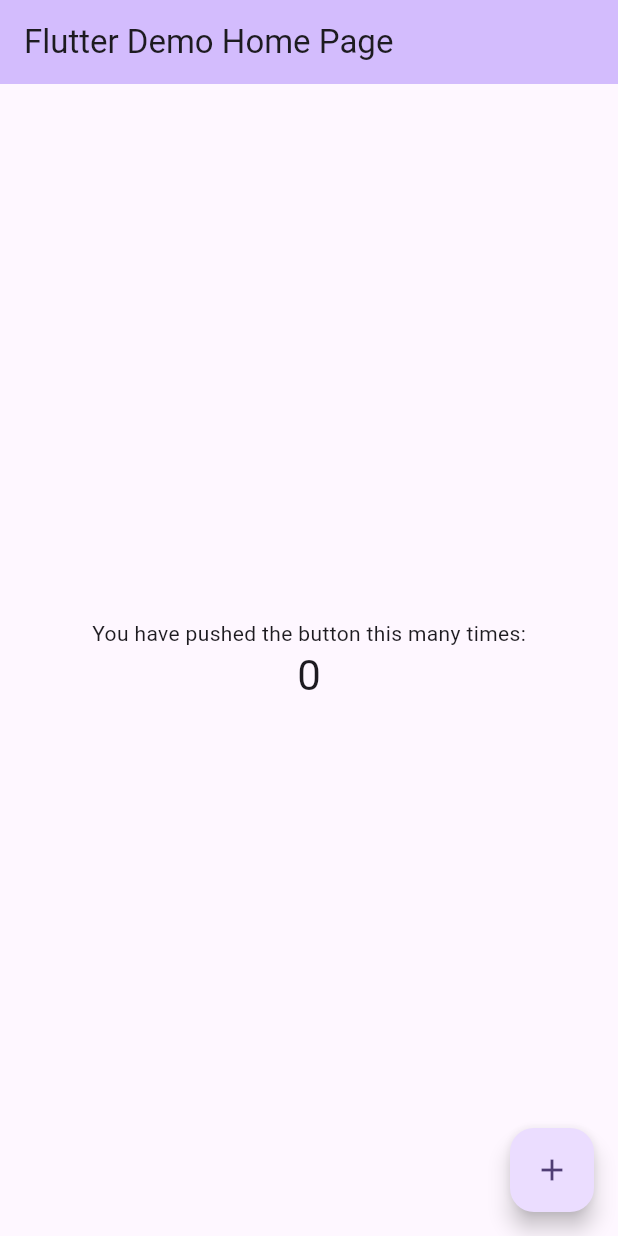
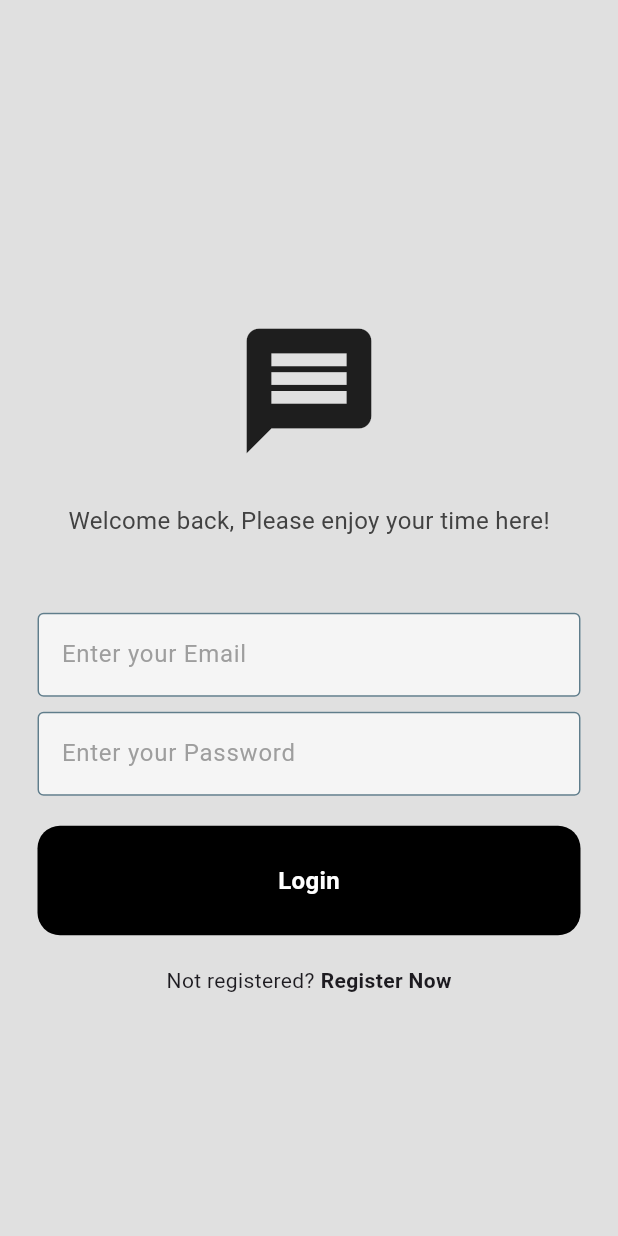
Before and after one commit to KRSL367/Flutter-Chat-System, a Flutter app: the screen it shows after launch, on a phone screen of 412 x 824 dp. Run offline on Flutter 3.47's test engine with Material 3 defaults, Android fonts, the phone set to English and light mode, and no system bars; our stand-ins replace firebase_core; accounts and stored records are empty.

Commit message:
Firebase connected to the app

```diff
--- /dev/null
+++ b/chat_system_firebase/lib/components/my_button.dart
@@ -0,0 +1,26 @@
+import 'package:flutter/material.dart';
+
+class MyButton extends StatelessWidget {
+  final void Function()? onTap;
+  final String text;
+  const MyButton({super.key, required this.onTap, required this.text});
+
+  @override
+  Widget build(BuildContext context) {
+    return GestureDetector(
+      onTap: onTap,
+      child: Container(
+        padding: EdgeInsets.all(25),
+        decoration: BoxDecoration(
+            color: Colors.black, borderRadius: BorderRadius.circular(15)),
+        child: Center(
+          child: Text(
+            text,
+            style: TextStyle(
+                color: Colors.white, fontWeight: FontWeight.bold, fontSize: 16),
+          ),
+        ),
+      ),
+    );
+  }
+}
--- /dev/null
+++ b/chat_system_firebase/lib/components/my_text_field.dart
@@ -0,0 +1,32 @@
+import 'package:flutter/material.dart';
+
+class MyTextField extends StatelessWidget {
+  final TextEditingController controller;
+  final String hinttext;
+  final bool obscuretext;
+
+  const MyTextField(
+      {super.key,
+      required this.controller,
+      required this.hinttext,
+      required this.obscuretext});
+
+  @override
+  Widget build(BuildContext context) {
+    return TextField(
+      controller: controller,
+      obscureText: obscuretext,
+      decoration: InputDecoration(
+          enabledBorder: OutlineInputBorder(
+            borderSide: BorderSide(color: Colors.blueGrey),
+          ),
+          focusedBorder: OutlineInputBorder(
+            borderSide: BorderSide(color: Colors.white),
+          ),
+          fillColor: Colors.grey[100],
+          filled: true,
+          hintText: hinttext,
+          hintStyle: const TextStyle(color: Colors.grey)),
+    );
+  }
+}
--- a/chat_system_firebase/lib/main.dart
+++ b/chat_system_firebase/lib/main.dart
@@ -1,6 +1,15 @@
+import 'package:chat_system_firebase/firebase_options.dart';
+import 'package:chat_system_firebase/pages/loginpage.dart';
+import 'package:chat_system_firebase/pages/registerpage.dart';
+import 'package:chat_system_firebase/services/auth/login_or_register.dart';
+import 'package:firebase_core/firebase_core.dart';
 import 'package:flutter/material.dart';
 
-void main() {
+void main() async {
+  WidgetsFlutterBinding.ensureInitialized();
+  await Firebase.initializeApp(
+    options: DefaultFirebaseOptions.currentPlatform,
+  );
   runApp(const MyApp());
 }
 
@@ -10,116 +19,9 @@
   // This widget is the root of your application.
   @override
   Widget build(BuildContext context) {
-    return MaterialApp(
-      title: 'Flutter Demo',
-      theme: ThemeData(
-        // This is the theme of your application.
-        //
-        // TRY THIS: Try running your application with "flutter run". You'll see
-        // the application has a purple toolbar. Then, without quitting the app,
-        // try changing the seedColor in the colorScheme below to Colors.green
-        // and then invoke "hot reload" (save your changes or press the "hot
-        // reload" button in a Flutter-supported IDE, or press "r" if you used
-        // the command line to start the app).
-        //
-        // Notice that the counter didn't reset back to zero; the application
-        // state is not lost during the reload. To reset the state, use hot
-        // restart instead.
-        //
-        // This works for code too, not just values: Most code changes can be
-        // tested with just a hot reload.
-        colorScheme: ColorScheme.fromSeed(seedColor: Colors.deepPurple),
-        useMaterial3: true,
-      ),
-      home: const MyHomePage(title: 'Flutter Demo Home Page'),
+    return const MaterialApp(
+      debugShowCheckedModeBanner: false,
+      home: LoginOrRegister(),
     );
   }
 }
-
-class MyHomePage extends StatefulWidget {
-  const MyHomePage({super.key, required this.title});
-
-  // This widget is the home page of your application. It is stateful, meaning
-  // that it has a State object (defined below) that contains fields that affect
-  // how it looks.
-
-  // This class is the configuration for the state. It holds the values (in this
-  // case the title) provided by the parent (in this case the App widget) and
-  // used by the build method of the State. Fields in a Widget subclass are
-  // always marked "final".
-
-  final String title;
-
-  @override
-  State<MyHomePage> createState() => _MyHomePageState();
-}
-
-class _MyHomePageState extends State<MyHomePage> {
-  int _counter = 0;
-
-  void _incrementCounter() {
-    setState(() {
-      // This call to setState tells the Flutter framework that something has
-      // changed in this State, which causes it to rerun the build method below
-      // so that the display can reflect the updated values. If we changed
-      // _counter without calling setState(), then the build method would not be
-      // called again, and so nothing would appear to happen.
-      _counter++;
-    });
-  }
-
-  @override
-  Widget build(BuildContext context) {
-    // This method is rerun every time setState is called, for instance as done
-    // by the _incrementCounter method above.
-    //
-    // The Flutter framework has been optimized to make rerunning build methods
-    // fast, so that you can just rebuild anything that needs updating rather
-    // than having to individually change instances of widgets.
-    return Scaffold(
-      appBar: AppBar(
-        // TRY THIS: Try changing the color here to a specific color (to
-        // Colors.amber, perhaps?) and trigger a hot reload to see the AppBar
-        // change color while the other colors stay the same.
-        backgroundColor: Theme.of(context).colorScheme.inversePrimary,
-        // Here we take the value from the MyHomePage object that was created by
-        // the App.build method, and use it to set our appbar title.
-        title: Text(widget.title),
-      ),
-      body: Center(
-        // Center is a layout widget. It takes a single child and positions it
-        // in the middle of the parent.
-        child: Column(
-          // Column is also a layout widget. It takes a list of children and
-          // arranges them vertically. By default, it sizes itself to fit its
-          // children horizontally, and tries to be as tall as its parent.
-          //
-          // Column has various properties to control how it sizes itself and
-          // how it positions its children. Here we use mainAxisAlignment to
-          // center the children vertically; the main axis here is the vertical
-          // axis because Columns are vertical (the cross axis would be
-          // horizontal).
-          //
-          // TRY THIS: Invoke "debug painting" (choose the "Toggle Debug Paint"
-          // action in the IDE, or press "p" in the console), to see the
-          // wireframe for each widget.
-          mainAxisAlignment: MainAxisAlignment.center,
-          children: <Widget>[
-            const Text(
-              'You have pushed the button this many times:',
-            ),
-            Text(
-              '$_counter',
-              style: Theme.of(context).textTheme.headlineMedium,
-            ),
-          ],
-        ),
-      ),
-      floatingActionButton: FloatingActionButton(
-        onPressed: _incrementCounter,
-        tooltip: 'Increment',
-        child: const Icon(Icons.add),
-      ), // This trailing comma makes auto-formatting nicer for build methods.
-    );
-  }
-}
--- /dev/null
+++ b/chat_system_firebase/lib/pages/loginpage.dart
@@ -0,0 +1,97 @@
+import 'package:chat_system_firebase/components/my_button.dart';
+import 'package:chat_system_firebase/components/my_text_field.dart';
+import 'package:flutter/material.dart';
+
+class LoginPage extends StatefulWidget {
+  final void Function()? onTap;
+  const LoginPage({super.key, required this.onTap});
+
+  @override
+  State<LoginPage> createState() => _LoginPageState();
+}
+
+class _LoginPageState extends State<LoginPage> {
+  final emailController = TextEditingController();
+  final passwordController = TextEditingController();
+
+  void signIn() {}
+  @override
+  Widget build(BuildContext context) {
+    return Scaffold(
+      backgroundColor: Colors.grey[300],
+      body: SafeArea(
+        child: Center(
+          child: Padding(
+            padding: const EdgeInsets.symmetric(horizontal: 25),
+            child: Column(
+              mainAxisAlignment: MainAxisAlignment.center,
+              children: [
+                const SizedBox(
+                  height: 50,
+                ),
+                const Icon(
+                  Icons.message,
+                  size: 100,
+                ),
+                const SizedBox(
+                  height: 25,
+                ),
+                Text(
+                  "Welcome back, Please enjoy your time here!",
+                  style: TextStyle(fontSize: 16, color: Colors.grey[800]),
+                ),
+                const SizedBox(
+                  height: 50,
+                ),
+
+                //Email Textfield
+                MyTextField(
+                  controller: emailController,
+                  hinttext: 'Enter your Email',
+                  obscuretext: false,
+                ),
+                const SizedBox(
+                  height: 10,
+                ),
+
+                MyTextField(
+                  controller: passwordController,
+                  hinttext: 'Enter your Password',
+                  obscuretext: true,
+                ),
+
+                const SizedBox(
+                  height: 20,
+                ),
+
+                //Sign In Button
+                MyButton(onTap: signIn, text: "Login"),
+
+                const SizedBox(
+                  height: 20,
+                ),
+                //Haven't sign Up?
+                Row(
+                  mainAxisAlignment: MainAxisAlignment.center,
+                  children: [
+                    const Text("Not registered?"),
+                    const SizedBox(
+                      width: 4,
+                    ),
+                    GestureDetector(
+                      onTap: widget.onTap,
+                      child: const Text(
+                        'Register Now',
+                        style: TextStyle(fontWeight: FontWeight.bold),
+                      ),
+                    )
+                  ],
+                )
+              ],
+            ),
+          ),
+        ),
+      ),
+    );
+  }
+}
--- /dev/null
+++ b/chat_system_firebase/lib/services/auth/login_or_register.dart
@@ -0,0 +1,30 @@
+import 'package:chat_system_firebase/pages/loginpage.dart';
+import 'package:chat_system_firebase/pages/registerpage.dart';
+import 'package:flutter/material.dart';
+
+class LoginOrRegister extends StatefulWidget {
+  const LoginOrRegister({super.key});
+
+  @override
+  State<LoginOrRegister> createState() => _LoginOrRegisterState();
+}
+
+class _LoginOrRegisterState extends State<LoginOrRegister> {
+  bool showLoginPage = true;
+
+  //toggle between login and register page
+  void togglepages() {
+    setState(() {
+      showLoginPage = !showLoginPage;
+    });
+  }
+
+  @override
+  Widget build(BuildContext context) {
+    if (showLoginPage) {
+      return LoginPage(onTap: togglepages);
+    } else {
+      return RegisterPage(onTap: togglepages);
+    }
+  }
+}
--- a/chat_system_firebase/pubspec.yaml
+++ b/chat_system_firebase/pubspec.yaml
@@ -35,6 +35,8 @@ dependencies:
   # The following adds the Cupertino Icons font to your application.
   # Use with the CupertinoIcons class for iOS style icons.
   cupertino_icons: ^1.0.2
+  firebase_core:
+  firebase_auth: ^4.15.3
 
 dev_dependencies:
   flutter_test:
```
Also changed, not shown: chat_system_firebase/lib/pages/registerpage.dart (added, +108 -0 lines), chat_system_firebase/lib/services/auth/auth_page.dart (added, +12 -0 lines), chat_system_firebase/lib/firebase_options.dart (added), chat_system_firebase/pubspec.lock, 8 other files.
